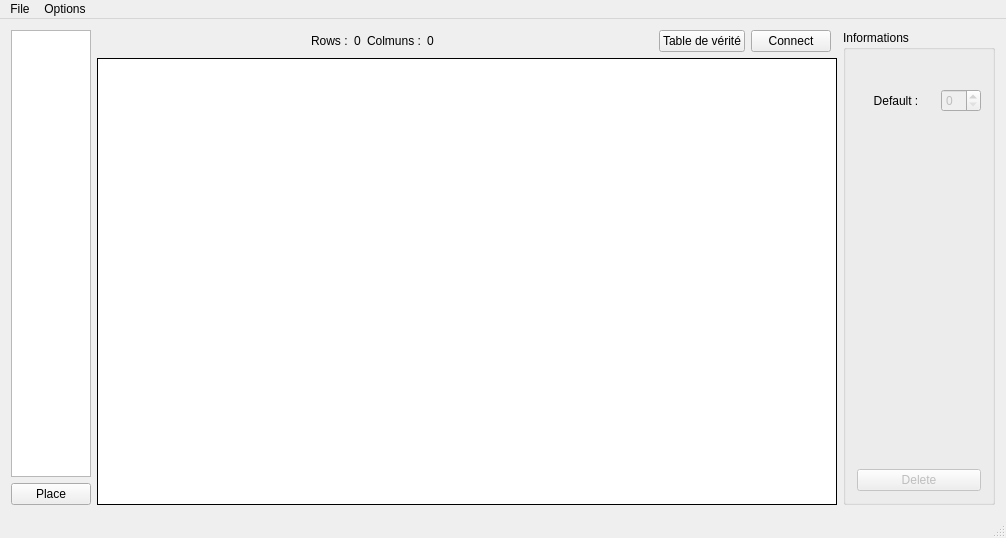
Qt form src/Forms/mapp.ui (Lorette/Electrosim) before a commit.
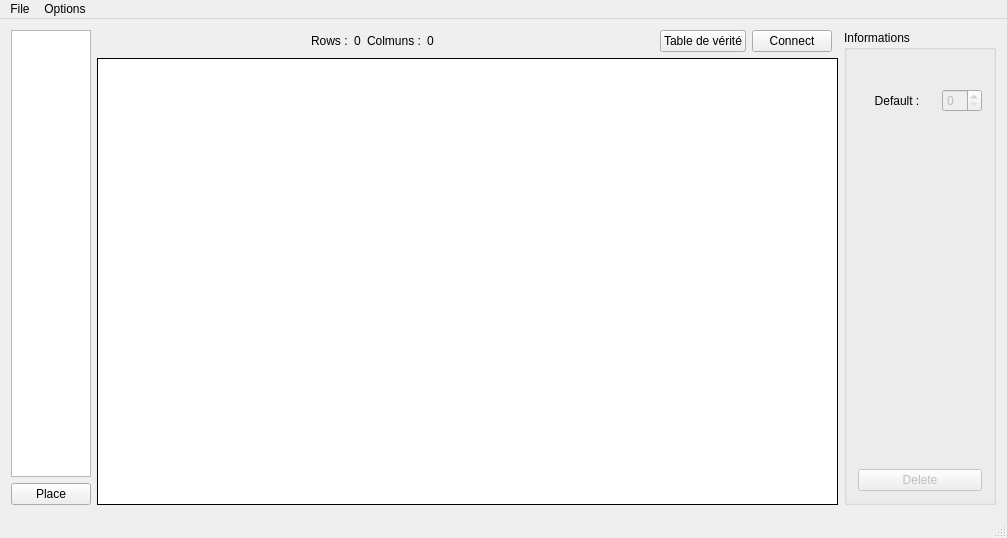
The same form after that commit. Icons and pictures are not drawn. Custom widgets are drawn as their Qt base class.

Commit message: Bon alors j'ai rajouté des includes dans gridmodel.h (ceux des différents composants que j'utilise pour le chargement) et la déclaration des fonctions loadFromFile et saveInFile. Dans gridmodel.cpp c'est le code de ces fonctions. Dans mapp.cpp et mapp.h, c'est le code lié aux boutons charger un fichier et sauvegarder un fichier que j'ai rajouté au menu File de l'interface. Sinon pensez à regarder mon mail et prévenez moi par mail de tout bug/segfault que vous trouvez et que j'ai pas corrigé.

```diff
--- a/src/Forms/mapp.ui
+++ b/src/Forms/mapp.ui
@@ -9,7 +9,7 @@
    <rect>
     <x>0</x>
     <y>0</y>
-    <width>997</width>
+    <width>1007</width>
     <height>538</height>
    </rect>
   </property>
@@ -310,8 +310,8 @@
     <rect>
      <x>0</x>
      <y>0</y>
-     <width>997</width>
-     <height>20</height>
+     <width>1007</width>
+     <height>25</height>
     </rect>
    </property>
    <widget class="QMenu" name="menuFile">
```
Left out of the diff: 12 changed lines with no effect on the pictures. The commit also changes 4 other files.
